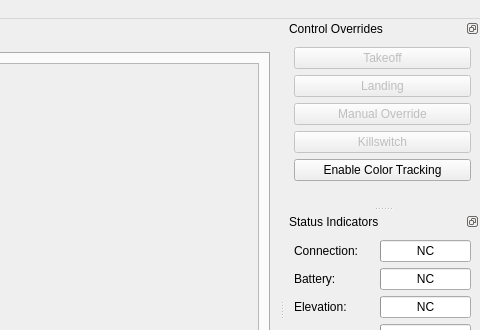
Before: the Qt Designer form heliview/src/ApplicationFrame.ui in gcsmith/ktgt-uav-desktop, drawn with Qt 5; both pictures show x 476 to 956 and y 0 to 330 of the 956 by 752 pixel window.
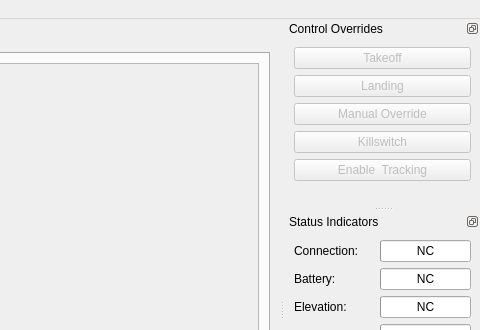
After: the same form once the commit is applied. The open tabs and pages were chosen to show the change. Icons and pictures are not drawn.

Commit message: color tracking enable buttons

Diff of the .ui file:
```diff
--- a/heliview/src/ApplicationFrame.ui
+++ b/heliview/src/ApplicationFrame.ui
@@ -395,9 +395,12 @@
       </widget>
      </item>
      <item>
-      <widget class="QPushButton" name="btnColortrack">
+      <widget class="QPushButton" name="btnColorTrack">
+       <property name="enabled">
+        <bool>false</bool>
+       </property>
        <property name="text">
-        <string>Enable Color Tracking</string>
+        <string>Enable  Tracking</string>
        </property>
        <property name="icon">
         <iconset resource="HeliView.qrc">
```
Left out of the diff: 21 changed lines with no effect on the pictures. The commit also changes 9 other files.
